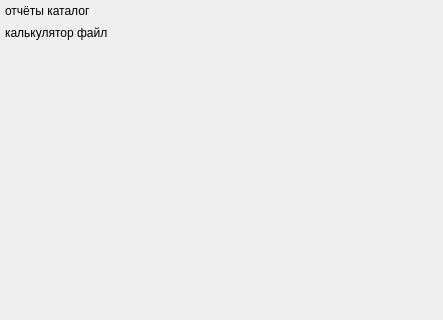
zaswed76/xlsxanalize, file xlsxanalize/scr/gui/ui/setting.ui: the form before one commit; both pictures show x 0 to 443 and y 0 to 320 of the 443 by 614 pixel window.
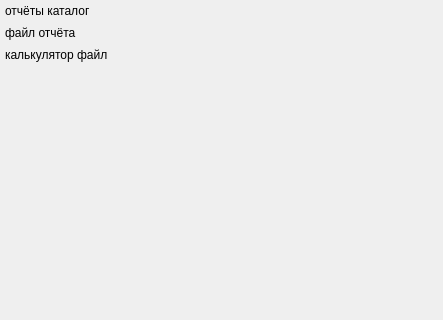
The form after the commit.

Patch:
```diff
--- a/xlsxanalize/scr/gui/ui/setting.ui
+++ b/xlsxanalize/scr/gui/ui/setting.ui
@@ -58,6 +58,23 @@
      </property>
     </widget>
    </item>
+   <item>
+    <widget class="QPushButton" name="report_file">
+     <property name="cursor">
+      <cursorShape>PointingHandCursor</cursorShape>
+     </property>
+     <property name="styleSheet">
+      <string notr="true">font: italic 12pt &quot;Source Sans Pro&quot;;
+text-align: left;</string>
+     </property>
+     <property name="text">
+      <string>файл отчёта</string>
+     </property>
+     <property name="flat">
+      <bool>true</bool>
+     </property>
+    </widget>
+   </item>
    <item>
     <widget class="QPushButton" name="calc_file_btn">
      <property name="sizePolicy">
```
